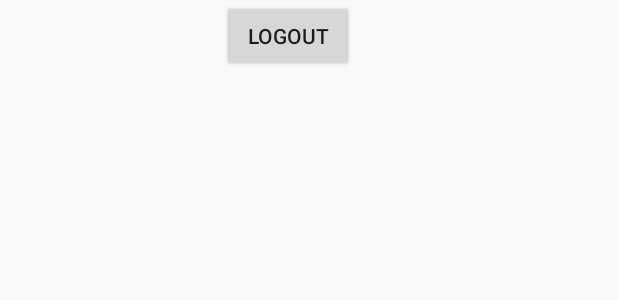
After one commit to willmartian/Wheres-My-Stuff, an Android app: the layout activity_mainpage.xml on its own in the app's theme, with its tools: preview values and no code run, on a phone screen of 412 x 824 dp. The commit adds this screen. Shown: the top 300 px of the screen. Run offline under Robolectric (Android 15) with nearby library versions, the phone set to English and light mode, and no system bars.

Commit message:
created mainpage with logout activity

```diff
--- a/app/build.gradle
+++ b/app/build.gradle
@@ -26,5 +26,6 @@ dependencies {
     })
     compile 'com.android.support:appcompat-v7:25.3.1'
     compile 'com.android.support:design:25.3.1'
+    compile 'com.android.support.constraint:constraint-layout:+'
     testCompile 'junit:junit:4.12'
 }
--- a/app/src/main/java/group14/wheresmystuff/LoginActivity.java
+++ b/app/src/main/java/group14/wheresmystuff/LoginActivity.java
@@ -11,6 +11,7 @@ import android.app.LoaderManager.LoaderCallbacks;
 
 import android.content.CursorLoader;
 import android.content.Loader;
+import android.content.Intent;
 import android.database.Cursor;
 import android.net.Uri;
 import android.os.AsyncTask;
@@ -186,6 +187,8 @@ public class LoginActivity extends AppCompatActivity implements LoaderCallbacks<
             showProgress(true);
             mAuthTask = new UserLoginTask(email, password);
             mAuthTask.execute((Void) null);
+            Intent intent = new Intent(this, mainpage.class);
+            startActivity(intent);
         }
     }
     private boolean isEmailValid(String email) {
--- /dev/null
+++ b/app/src/main/res/layout/activity_mainpage.xml
@@ -0,0 +1,17 @@
+<?xml version="1.0" encoding="utf-8"?>
+<android.support.constraint.ConstraintLayout xmlns:android="http://schemas.android.com/apk/res/android"
+    xmlns:app="http://schemas.android.com/apk/res-auto"
+    xmlns:tools="http://schemas.android.com/tools"
+    android:layout_width="match_parent"
+    android:layout_height="match_parent"
+    tools:context="group14.wheresmystuff.mainpage">
+
+    <Button
+        android:id="@+id/logoutbutton"
+        android:layout_width="wrap_content"
+        android:layout_height="wrap_content"
+        android:text="logout"
+        tools:layout_editor_absoluteY="16dp"
+        android:layout_marginLeft="148dp"
+        app:layout_constraintLeft_toLeftOf="parent" />
+</android.support.constraint.ConstraintLayout>
--- a/build.gradle
+++ b/build.gradle
@@ -5,7 +5,7 @@ buildscript {
         jcenter()
     }
     dependencies {
-        classpath 'com.android.tools.build:gradle:2.3.2'
+        classpath 'com.android.tools.build:gradle:2.3.3'
 
         // NOTE: Do not place your application dependencies here; they belong
         // in the individual module build.gradle files
```
Also changed, not shown: app/src/main/AndroidManifest.xml (+4 -3 lines), app/src/main/java/group14/wheresmystuff/mainpage.java (added, +62 -0 lines), app/src/main/res/values/strings.xml (line endings or trailing spaces).
